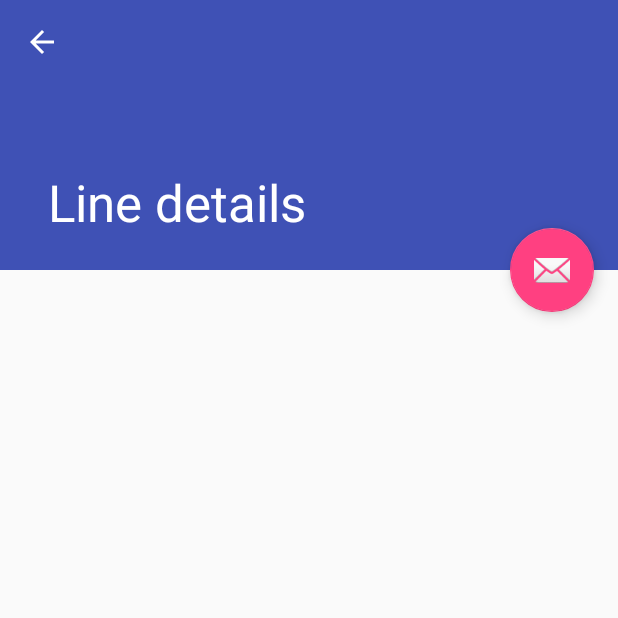
After one commit to V4Hack2017/android, an Android app: the LineActivity screen opened directly, with no data from a screen before it, on a phone screen of 412 x 824 dp, the top half of it. The commit adds this screen. Run offline under Robolectric (Android 15) with nearby library versions, the phone set to English and light mode, and no system bars.

Commit message:
Added LineActivity.java

```diff
--- a/app/src/main/java/cz/v4hack/v4hack2017/Connector.java
+++ b/app/src/main/java/cz/v4hack/v4hack2017/Connector.java
@@ -18,6 +18,7 @@ public final class Connector {
     public static JSONObject getNearbyInfo(Location location) throws IOException, JSONException {
         String jsonResult = Jsoup.connect(URL_NEARBY_INFO)
                 .data("lat", Double.toString(location.getLatitude()), "lng", Double.toString(location.getLongitude()))
+                .ignoreContentType(true)
                 .execute().body();
         return new JSONObject(jsonResult);
         /*return new JSONObject()
--- /dev/null
+++ b/app/src/main/java/cz/v4hack/v4hack2017/LineActivity.java
@@ -0,0 +1,53 @@
+package cz.v4hack.v4hack2017;
+
+import android.os.Bundle;
+import android.support.design.widget.FloatingActionButton;
+import android.support.design.widget.Snackbar;
+import android.support.v7.app.ActionBar;
+import android.support.v7.app.AppCompatActivity;
+import android.support.v7.widget.Toolbar;
+import android.view.MenuItem;
+import android.view.View;
+
+public class LineActivity extends AppCompatActivity {
+
+    @Override
+    protected void onCreate(Bundle savedInstanceState) {
+        super.onCreate(savedInstanceState);
+        setContentView(R.layout.activity_line);
+        Toolbar toolbar = (Toolbar) findViewById(R.id.toolbar);
+        setSupportActionBar(toolbar);
+        overridePendingTransition(R.anim.slide_open, R.anim.slide_hide);
+
+        FloatingActionButton fab = (FloatingActionButton) findViewById(R.id.fab);
+        fab.setOnClickListener(new View.OnClickListener() {
+            @Override
+            public void onClick(View view) {
+                Snackbar.make(view, "Replace with your own action", Snackbar.LENGTH_LONG)
+                        .setAction("Action", null).show();
+            }
+        });
+
+        ActionBar supportActionBar = getSupportActionBar();
+        if (supportActionBar != null) {
+            supportActionBar.setDisplayHomeAsUpEnabled(true);
+        }
+    }
+
+    @Override
+    public boolean onOptionsItemSelected(MenuItem item) {
+        if (item.getItemId() == android.R.id.home) {
+            finish();
+            overridePendingTransition(R.anim.slide_show, R.anim.slide_close);
+            return true;
+        }
+
+        return super.onOptionsItemSelected(item);
+    }
+
+    @Override
+    public void onBackPressed() {
+        super.onBackPressed();
+        overridePendingTransition(R.anim.slide_show, R.anim.slide_close);
+    }
+}
--- a/app/src/main/java/cz/v4hack/v4hack2017/Utils.java
+++ b/app/src/main/java/cz/v4hack/v4hack2017/Utils.java
@@ -36,6 +36,7 @@ public final class Utils {
 
     public static Criteria getLocationRequestCriteria() {
         Criteria criteria = new Criteria();
+        criteria.setAccuracy(Criteria.ACCURACY_FINE);
         return criteria;
     }
 }
--- /dev/null
+++ b/app/src/main/res/anim/slide_close.xml
@@ -0,0 +1,7 @@
+<?xml version="1.0" encoding="utf-8"?>
+<set xmlns:android="http://schemas.android.com/apk/res/android">
+    <translate
+        android:duration="@android:integer/config_mediumAnimTime"
+        android:fromXDelta="0"
+        android:toXDelta="100%p" />
+</set>
--- /dev/null
+++ b/app/src/main/res/anim/slide_hide.xml
@@ -0,0 +1,11 @@
+<?xml version="1.0" encoding="utf-8"?>
+<set xmlns:android="http://schemas.android.com/apk/res/android">
+    <translate
+        android:duration="@android:integer/config_mediumAnimTime"
+        android:fromXDelta="0"
+        android:toXDelta="-20%p" />
+    <alpha
+        android:duration="@android:integer/config_mediumAnimTime"
+        android:fromAlpha="1.0"
+        android:toAlpha="0.0" />
+</set>
--- /dev/null
+++ b/app/src/main/res/anim/slide_open.xml
@@ -0,0 +1,7 @@
+<?xml version="1.0" encoding="utf-8"?>
+<set xmlns:android="http://schemas.android.com/apk/res/android">
+    <translate
+        android:duration="@android:integer/config_mediumAnimTime"
+        android:fromXDelta="100%p"
+        android:toXDelta="0" />
+</set>
--- /dev/null
+++ b/app/src/main/res/anim/slide_show.xml
@@ -0,0 +1,11 @@
+<?xml version="1.0" encoding="utf-8"?>
+<set xmlns:android="http://schemas.android.com/apk/res/android">
+    <translate
+        android:duration="@android:integer/config_mediumAnimTime"
+        android:fromXDelta="-20%p"
+        android:toXDelta="0" />
+    <alpha
+        android:duration="@android:integer/config_mediumAnimTime"
+        android:fromAlpha="0.0"
+        android:toAlpha="1.0" />
+</set>
--- /dev/null
+++ b/app/src/main/res/layout/activity_line.xml
@@ -0,0 +1,46 @@
+<?xml version="1.0" encoding="utf-8"?>
+<android.support.design.widget.CoordinatorLayout xmlns:android="http://schemas.android.com/apk/res/android"
+    xmlns:app="http://schemas.android.com/apk/res-auto"
+    xmlns:tools="http://schemas.android.com/tools"
+    android:layout_width="match_parent"
+    android:layout_height="match_parent"
+    android:fitsSystemWindows="true"
+    tools:context="cz.v4hack.v4hack2017.LineActivity">
+
+    <android.support.design.widget.AppBarLayout
+        android:id="@+id/app_bar"
+        android:layout_width="match_parent"
+        android:layout_height="@dimen/app_bar_height"
+        android:fitsSystemWindows="true"
+        android:theme="@style/AppTheme.AppBarOverlay">
+
+        <android.support.design.widget.CollapsingToolbarLayout
+            android:id="@+id/toolbar_layout"
+            android:layout_width="match_parent"
+            android:layout_height="match_parent"
+            android:fitsSystemWindows="true"
+            app:contentScrim="?attr/colorPrimary"
+            app:layout_scrollFlags="scroll|exitUntilCollapsed">
+
+            <android.support.v7.widget.Toolbar
+                android:id="@+id/toolbar"
+                android:layout_width="match_parent"
+                android:layout_height="?attr/actionBarSize"
+                app:layout_collapseMode="pin"
+                app:popupTheme="@style/AppTheme.PopupOverlay" />
+
+        </android.support.design.widget.CollapsingToolbarLayout>
+    </android.support.design.widget.AppBarLayout>
+
+    <include layout="@layout/content_line" />
+
+    <android.support.design.widget.FloatingActionButton
+        android:id="@+id/fab"
+        android:layout_width="wrap_content"
+        android:layout_height="wrap_content"
+        android:layout_margin="@dimen/fab_margin"
+        app:layout_anchor="@id/app_bar"
+        app:layout_anchorGravity="bottom|end"
+        app:srcCompat="@android:drawable/ic_dialog_email" />
+
+</android.support.design.widget.CoordinatorLayout>
--- /dev/null
+++ b/app/src/main/res/layout/content_line.xml
@@ -0,0 +1,16 @@
+<?xml version="1.0" encoding="utf-8"?>
+<android.support.v4.widget.NestedScrollView xmlns:android="http://schemas.android.com/apk/res/android"
+    xmlns:app="http://schemas.android.com/apk/res-auto"
+    xmlns:tools="http://schemas.android.com/tools"
+    android:layout_width="match_parent"
+    android:layout_height="match_parent"
+    app:layout_behavior="@string/appbar_scrolling_view_behavior"
+    tools:context="cz.v4hack.v4hack2017.LineActivity"
+    tools:showIn="@layout/activity_line">
+
+    <TextView
+        android:layout_width="wrap_content"
+        android:layout_height="wrap_content"
+        android:layout_margin="@dimen/text_margin" />
+
+</android.support.v4.widget.NestedScrollView>
--- /dev/null
+++ b/app/src/main/res/values/dimens.xml
@@ -0,0 +1,5 @@
+<resources>
+    <dimen name="app_bar_height">180dp</dimen>
+    <dimen name="fab_margin">16dp</dimen>
+    <dimen name="text_margin">16dp</dimen>
+</resources>
--- a/app/src/main/res/values/strings.xml
+++ b/app/src/main/res/values/strings.xml
@@ -1,4 +1,5 @@
 <resources>
     <string name="app_name">ShowWay</string>
     <string name="show_details">Show details</string>
+    <string name="title_activity_line">Line details</string>
 </resources>
--- a/app/src/main/res/values/styles.xml
+++ b/app/src/main/res/values/styles.xml
@@ -8,4 +8,13 @@
         <item name="colorAccent">@color/colorAccent</item>
     </style>
 
+    <style name="AppTheme.NoActionBar">
+        <item name="windowActionBar">false</item>
+        <item name="windowNoTitle">true</item>
+    </style>
+
+    <style name="AppTheme.AppBarOverlay" parent="ThemeOverlay.AppCompat.Dark.ActionBar" />
+
+    <style name="AppTheme.PopupOverlay" parent="ThemeOverlay.AppCompat.Light" />
+
 </resources>
```
Also changed, not shown: app/src/main/AndroidManifest.xml (+10 -0 lines), app/src/main/java/cz/v4hack/v4hack2017/DataAdapter.java (+16 -14 lines), app/src/main/java/cz/v4hack/v4hack2017/MainActivity.java (+5 -4 lines).
